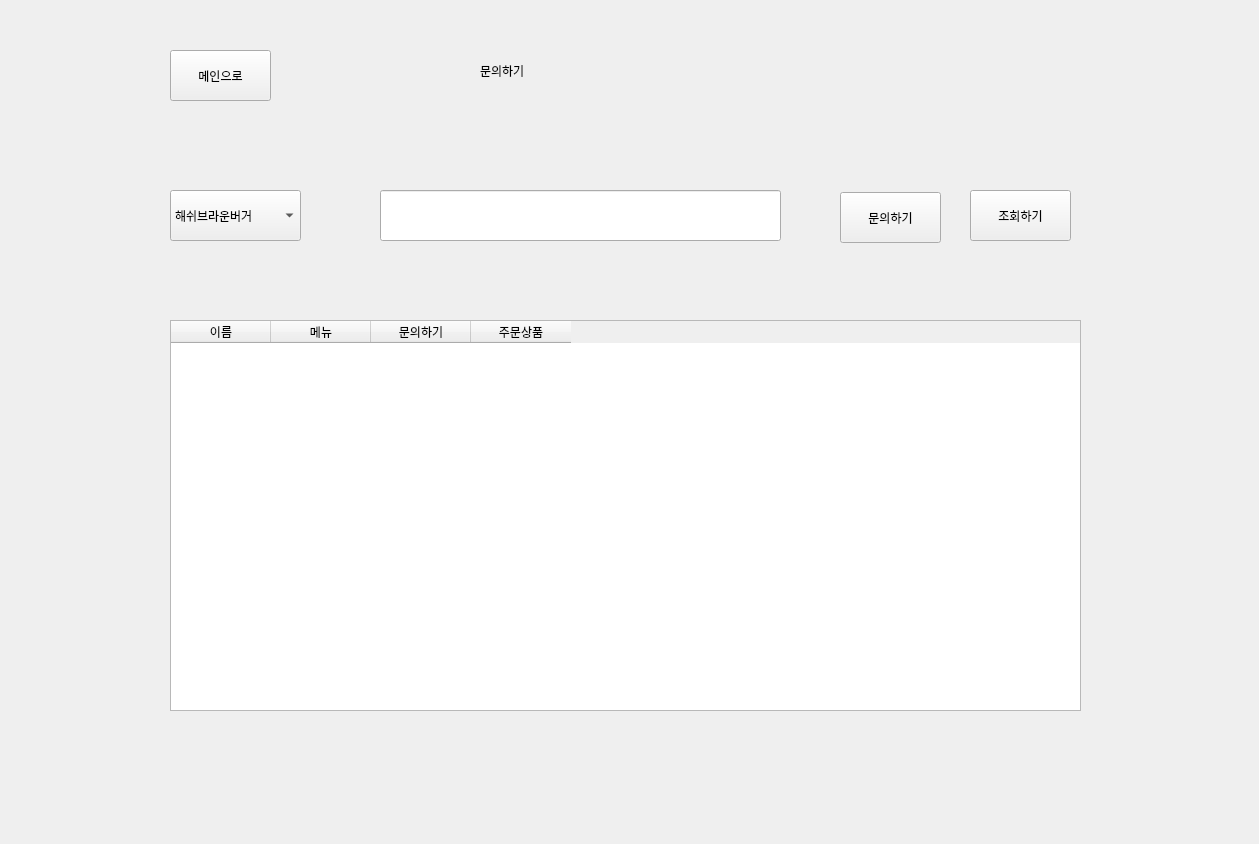
The window that inquire.ui (tjdqls4965/bada) describes before a commit, drawn with Qt 5.
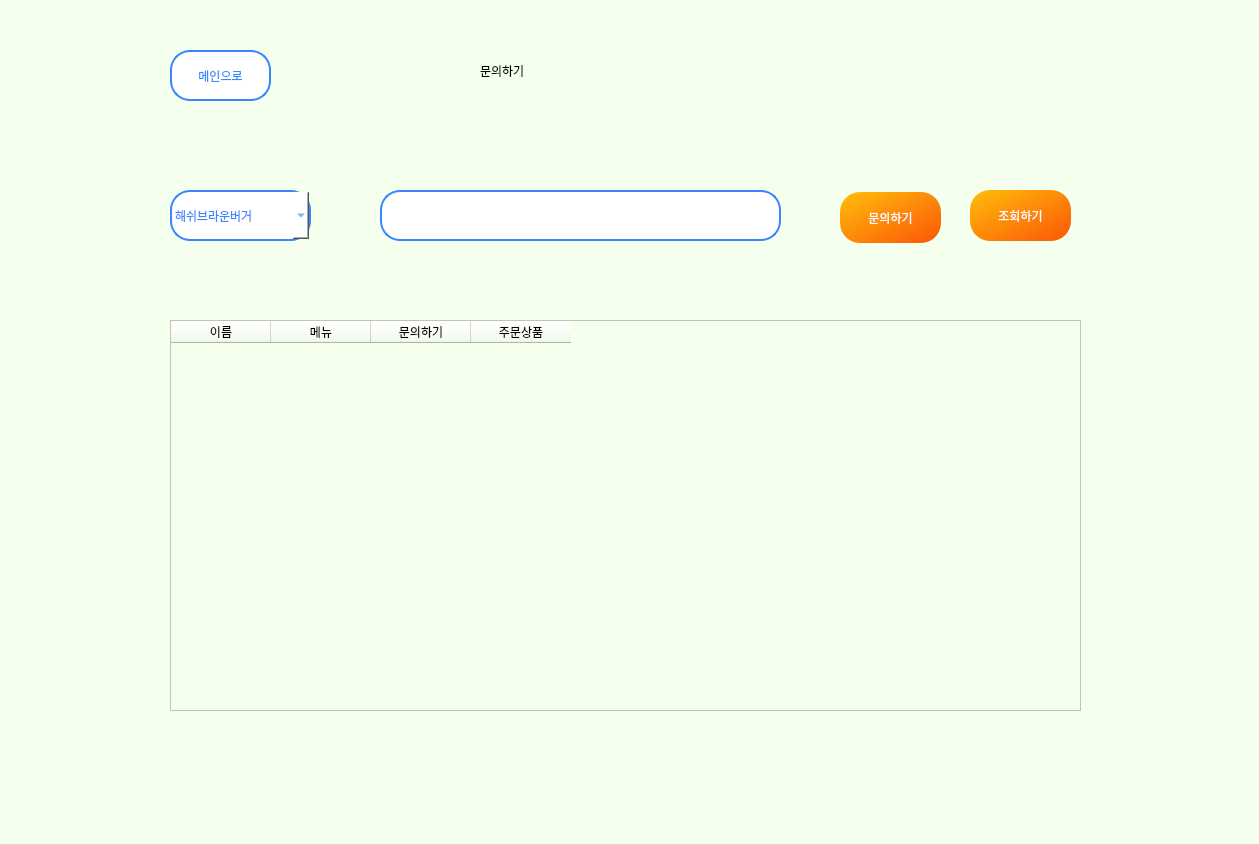
The same window after the commit.

Diff of the .ui file:
```diff
--- a/inquire.ui
+++ b/inquire.ui
@@ -13,15 +13,25 @@
   <property name="windowTitle">
    <string>Form</string>
   </property>
+  <property name="styleSheet">
+   <string notr="true">background-color: rgb(194, 255, 184);
+background-color: rgb(244, 255, 237);</string>
+  </property>
   <widget class="QComboBox" name="combo_menu">
    <property name="geometry">
     <rect>
      <x>170</x>
      <y>190</y>
-     <width>131</width>
+     <width>141</width>
      <height>51</height>
     </rect>
    </property>
+   <property name="styleSheet">
+    <string notr="true">color: rgb(58, 134, 255);
+	background-color: white;
+	border: 2px solid rgb(58, 134, 255);
+	border-radius: 20px;</string>
+   </property>
    <item>
     <property name="text">
      <string>해쉬브라운버거</string>
@@ -102,6 +112,12 @@
      <height>51</height>
     </rect>
    </property>
+   <property name="styleSheet">
+    <string notr="true">color: rgb(58, 134, 255);
+	background-color: white;
+	border: 2px solid rgb(58, 134, 255);
+	border-radius: 20px;</string>
+   </property>
   </widget>
   <widget class="QPushButton" name="qu_btn">
    <property name="geometry">
@@ -112,6 +128,11 @@
      <height>51</height>
     </rect>
    </property>
+   <property name="styleSheet">
+    <string notr="true">color: white;
+	background-color: qlineargradient(spread:pad, x1:0, y1:0, x2:1, y2:1, stop:0 rgba(255, 190, 11, 255), stop:1 rgba(251, 86, 7, 255));
+	border-radius: 20px;</string>
+   </property>
    <property name="text">
     <string>문의하기</string>
    </property>
@@ -125,6 +146,11 @@
      <height>51</height>
     </rect>
    </property>
+   <property name="styleSheet">
+    <string notr="true">color: white;
+	background-color: qlineargradient(spread:pad, x1:0, y1:0, x2:1, y2:1, stop:0 rgba(255, 190, 11, 255), stop:1 rgba(251, 86, 7, 255));
+	border-radius: 20px;</string>
+   </property>
    <property name="text">
     <string>조회하기</string>
    </property>
@@ -181,6 +207,12 @@
      <height>51</height>
     </rect>
    </property>
+   <property name="styleSheet">
+    <string notr="true">color: rgb(58, 134, 255);
+	background-color: white;
+	border: 2px solid rgb(58, 134, 255);
+	border-radius: 20px;</string>
+   </property>
    <property name="text">
     <string>메인으로</string>
    </property>
```
